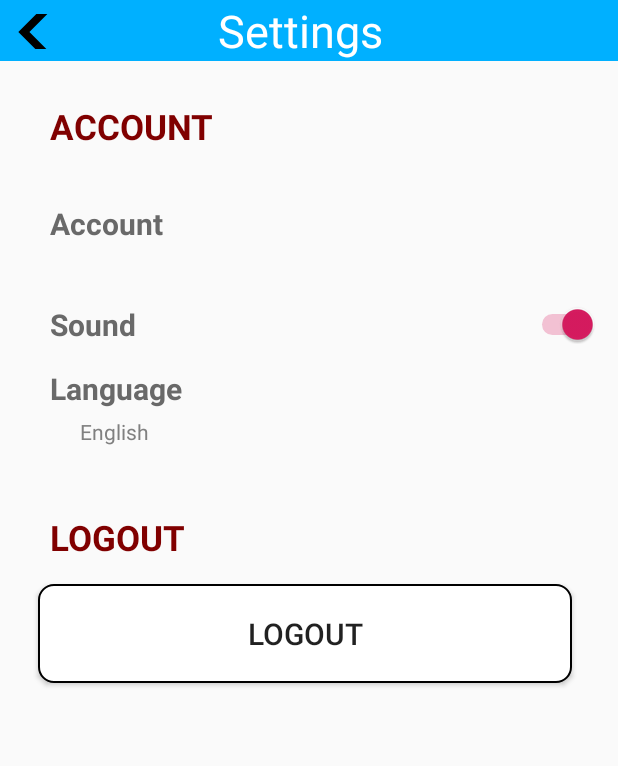
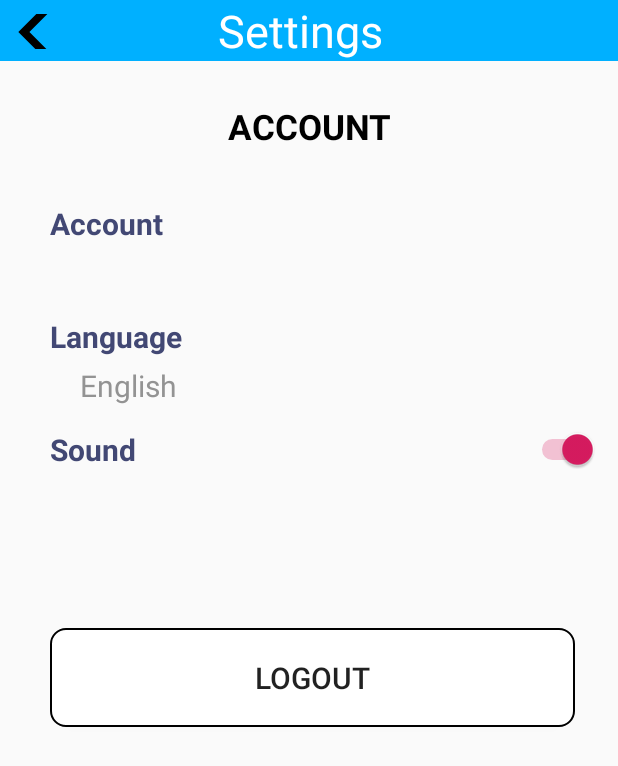
Before and after one commit to leono93/ReMed_Mobile, an Android app: the SettingActivity screen opened directly, with no data from a screen before it, on a phone screen of 412 x 824 dp. Shown: the top 766 px of the screen. Run offline under Robolectric (Android 15) with nearby library versions, the phone set to English and light mode, and no system bars; our stand-ins replace Firebase (no records; nobody signed in at launch, a user with empty details on screens opened directly); Roboto replaces fonts that are not available here.

Commit message:
Add files via upload

```diff
--- a/app/src/main/res/layout/activity_setting.xml
+++ b/app/src/main/res/layout/activity_setting.xml
@@ -61,11 +61,11 @@
             android:id="@+id/accountTextView"
             android:layout_width="match_parent"
             android:layout_height="wrap_content"
-            android:text="ACCOUNT"
-            android:layout_marginLeft="20dp"
             android:layout_marginTop="20dp"
             android:layout_marginBottom="15dp"
-            android:textColor="#800000"
+            android:gravity="center"
+            android:text="ACCOUNT"
+            android:textColor="#000000"
             android:textSize="23sp"
             android:textStyle="bold" />
 
@@ -83,7 +83,7 @@
                 android:layout_width="match_parent"
                 android:layout_height="wrap_content"
                 android:text="Account"
-                android:textColor="#696969"
+                android:textColor="@color/purple4"
                 android:layout_marginBottom="5dp"
                 android:textSize="20sp"
                 android:textStyle="bold"/>
@@ -93,19 +93,10 @@
                 android:layout_width="match_parent"
                 android:layout_height="wrap_content"
                 android:layout_marginLeft="20dp"
-                android:textColor="#808080"
+                android:textColor="@color/identifier_grey"
+                android:textSize="20sp"
                 android:layout_marginBottom="15dp"
                 android:text="Email" />
-
-            <Switch
-                android:id="@+id/sound_switch"
-                android:layout_width="match_parent"
-                android:layout_height="wrap_content"
-                android:textColor="#696969"
-                android:layout_marginBottom="15dp"
-                android:text="Sound"
-                android:textSize="20sp"
-                android:textStyle="bold"/>
 
 
             <TextView
@@ -113,7 +104,7 @@
                 android:layout_width="match_parent"
                 android:layout_height="wrap_content"
                 android:text="Language"
-                android:textColor="#696969"
+                android:textColor="@color/purple4"
                 android:layout_marginBottom="5dp"
                 android:textSize="20sp"
                 android:textStyle="bold"/>
@@ -123,28 +114,28 @@
                 android:layout_width="match_parent"
                 android:layout_height="wrap_content"
                 android:layout_marginLeft="20dp"
-                android:textColor="#808080"
+                android:textColor="@color/identifier_grey"
+                android:textSize="20sp"
                 android:layout_marginBottom="15dp" />
+
+            <Switch
+                android:id="@+id/sound_switch"
+                android:layout_width="match_parent"
+                android:layout_height="wrap_content"
+                android:textColor="@color/purple4"
+                android:layout_marginBottom="15dp"
+                android:text="Sound"
+                android:textSize="20sp"
+                android:textStyle="bold"/>
 
         </LinearLayout>
 
-        <TextView
-            android:id="@+id/logoutTextView"
-            android:layout_width="match_parent"
-            android:layout_height="wrap_content"
-            android:text="LOGOUT"
-            android:layout_marginLeft="20dp"
-            android:layout_marginBottom="15dp"
-            android:textColor="#800000"
-            android:textSize="23sp"
-            android:textStyle="bold" />
-
-
         <Button
             android:id="@+id/logout_btn"
-            android:layout_width="356dp"
+            android:layout_width="350dp"
             android:layout_height="66dp"
-            android:layout_marginStart="12dp"
+            android:layout_marginTop="60dp"
+            android:layout_marginStart="20dp"
             android:layout_marginLeft="12dp"
             android:layout_marginEnd="12dp"
             android:layout_marginRight="12dp"
```
